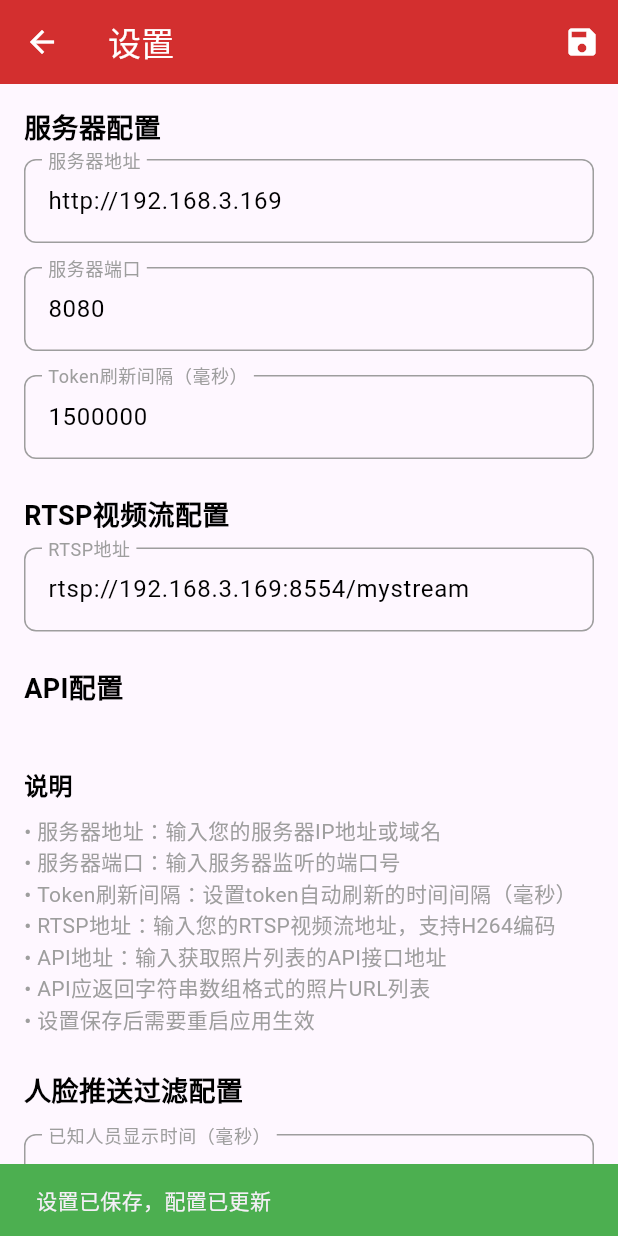
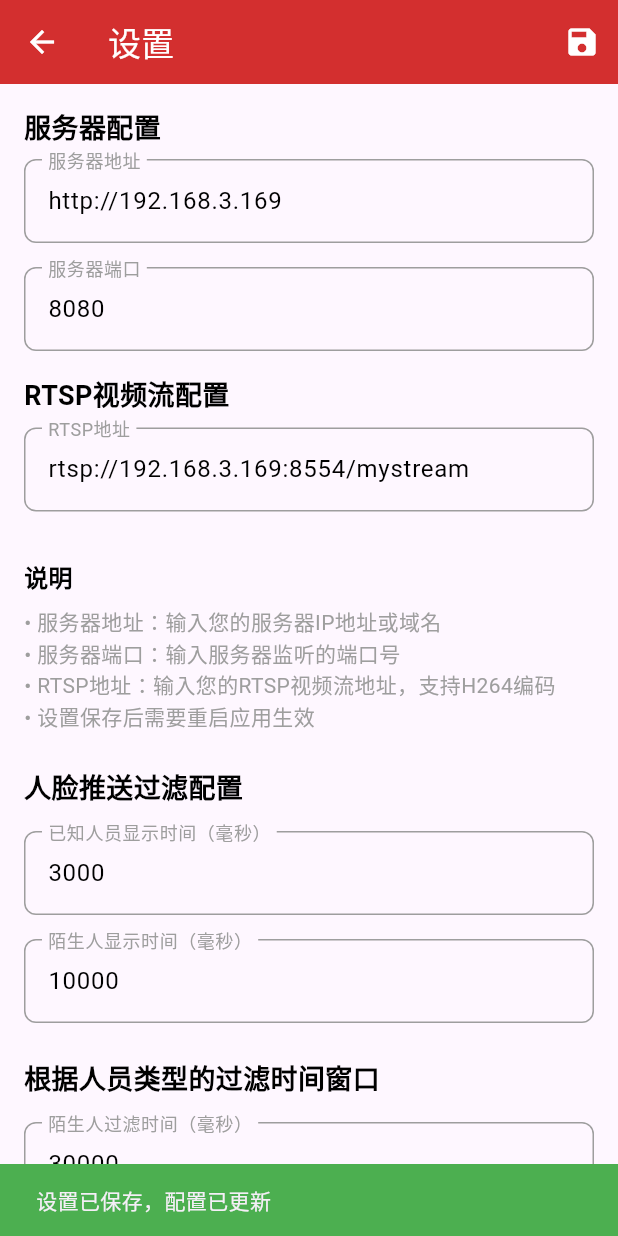
Before and after one commit to hcc0007/rtsp_photo_app, a Flutter app: the SettingsScreen screen opened directly, after a tap on the "save" icon, on a phone screen of 412 x 824 dp. Run offline on Flutter 3.47's test engine with Material 3 defaults, Android fonts, the phone set to English and light mode, and no system bars; our stand-ins replace cached_network_image, connectivity_plus, device_info_plus, dio, package_info_plus, shared_preferences; missing offline and left inert: encrypt, flutter_vlc_player, pointycastle; accounts and stored records are empty.

Commit message:
debug push

```diff
--- a/lib/config/app_config.dart
+++ b/lib/config/app_config.dart
@@ -222,7 +222,6 @@ class AppConfig {
     apiUrl = await getServerUrl();
     apiPort = await getServerPort();
     defaultRtspUrl = await getRtspUrl();
-    tokenRefreshInterval = await getTokenRefreshInterval();
     knownPersonDisplayTime = await getKnownPersonDisplayTime();
     normalPersonDisplayTime = await getNormalPersonDisplayTime();
     knownPersonDisplayTime = await getKnownPersonDisplayTime();
@@ -262,7 +261,6 @@ class AppConfig {
     _logger.info('服务器地址: ${await getServerUrl()}');
     _logger.info('服务器端口: ${await getServerPort()}');
     _logger.info('RTSP地址: ${await getRtspUrl()}');
-    _logger.info('Token刷新间隔: ${await getTokenRefreshInterval()}ms');
     _logger.info('已知人员显示时间: ${await getKnownPersonDisplayTime()}ms');
     _logger.info('陌生人显示时间: ${await getStrangerDisplayTime()}ms');
   }
@@ -363,21 +361,6 @@ class AppConfig {
     } catch (e) {
       _logger.warning('获取RTSP地址失败，使用默认值', e);
       return _default['defaultRtspUrl'];
-    }
-  }
-
-  // 获取用户设置的token刷新间隔
-  static Future<int> getTokenRefreshInterval() async {
-    try {
-      final prefs = await SharedPreferences.getInstance();
-      final value =
-          prefs.getInt(_keyTokenRefreshInterval) ??
-          _default['tokenRefreshInterval'];
-      _logger.fine('获取Token刷新间隔: ${value}ms');
-      return value;
-    } catch (e) {
-      _logger.warning('获取Token刷新间隔失败，使用默认值', e);
-      return _default['tokenRefreshInterval'];
     }
   }
 
@@ -549,18 +532,6 @@ class AppConfig {
       _logger.info('设置RTSP地址: $value');
     } catch (e) {
       _logger.severe('设置RTSP地址失败', e);
-      rethrow;
-    }
-  }
-
-  // 设置Token刷新间隔
-  static Future<void> setTokenRefreshInterval(int value) async {
-    try {
-      final prefs = await SharedPreferences.getInstance();
-      await prefs.setInt(_keyTokenRefreshInterval, value);
-      _logger.info('设置Token刷新间隔: ${value}ms');
-    } catch (e) {
-      _logger.severe('设置Token刷新间隔失败', e);
       rethrow;
     }
   }
--- a/lib/models/person_info.dart
+++ b/lib/models/person_info.dart
@@ -75,7 +75,9 @@ class PersonInfo {
       applet: Applet.fromJson(json['applet'] ?? {}),
     );
   }
+}
 
+class PersonInfoUtils {
   static String getRecordTypeText(String recordType) {
     switch (recordType) {
       case 'portrait_stranger':
--- a/lib/models/push_data.dart
+++ b/lib/models/push_data.dart
@@ -60,7 +60,7 @@ class PushData extends PersonInfo {
     final recordType = json['recordType'] ?? '';
     String name = '';
     if (recordType == 'portrait_stranger') {
-      name = '未知';
+      name = '陌生人';
     } else {
       name =
           json['particular']?['portrait']?['name']?.toString() ??
--- a/lib/screens/home_screen.dart
+++ b/lib/screens/home_screen.dart
@@ -381,6 +381,32 @@ class _HomeScreenState extends State<HomeScreen> {
           );
         },
       ),
+      // Debug模式开关
+      StatefulBuilder(
+        builder: (context, setState) {
+          return Row(
+            children: [
+              const Text('Debug', style: TextStyle(color: Colors.white)),
+              Switch(
+                value: PhotoGallery.debugMode,
+                onChanged: (val) {
+                  setState(() {
+                    PhotoGallery.debugMode = val;
+                  });
+                  ScaffoldMessenger.of(context).showSnackBar(
+                    SnackBar(
+                      content: Text(val ? 'Debug模式已开启' : 'Debug模式已关闭'),
+                      backgroundColor: val ? Colors.green : Colors.grey,
+                    ),
+                  );
+                },
+                activeColor: Colors.green,
+                inactiveThumbColor: Colors.grey,
+              ),
+            ],
+          );
+        },
+      ),
     ];
   }
 }
--- a/lib/screens/settings_screen.dart
+++ b/lib/screens/settings_screen.dart
@@ -17,8 +17,7 @@ class _SettingsScreenState extends State<SettingsScreen> {
   final _serverPortController = TextEditingController();
   // rtsp
   final _rtspController = TextEditingController();
-  // token刷新时间
-  final _tokenRefreshController = TextEditingController();
+
   // 白名单 - 显示在大屏幕的时间
   final _normalPersonDisplayController = TextEditingController();
   // 陌生人 - 显示在大屏幕的时间
@@ -48,7 +47,6 @@ class _SettingsScreenState extends State<SettingsScreen> {
       _serverUrlController.text = AppConfig.apiUrl;
       _serverPortController.text = AppConfig.apiPort;
       _rtspController.text = AppConfig.defaultRtspUrl;
-      _tokenRefreshController.text = AppConfig.tokenRefreshInterval.toString();
       _normalPersonDisplayController.text = AppConfig.knownPersonDisplayTime
           .toString();
       _strangerDisplayController.text = AppConfig.strangerDisplayTime
@@ -76,7 +74,6 @@ class _SettingsScreenState extends State<SettingsScreen> {
     await AppConfig.setServerUrl(_serverUrlController.text);
     await AppConfig.setServerPort(_serverPortController.text);
     await AppConfig.setRtspUrl(_rtspController.text);
-    await AppConfig.setTokenRefreshInterval(int.parse(_tokenRefreshController.text));
     await AppConfig.setKnownPersonDisplayTime(
       int.parse(_normalPersonDisplayController.text),
     );
@@ -193,29 +190,6 @@ class _SettingsScreenState extends State<SettingsScreen> {
               ),
             ),
             const SizedBox(height: 16),
-            TextField(
-              controller: _tokenRefreshController,
-              style: const TextStyle(color: Colors.black),
-              keyboardType: TextInputType.number,
-              decoration: InputDecoration(
-                labelText: 'Token刷新间隔（毫秒）',
-                labelStyle: const TextStyle(color: Colors.grey),
-                hintText: '1500000',
-                hintStyle: const TextStyle(color: Colors.grey),
-                border: OutlineInputBorder(
-                  borderRadius: BorderRadius.circular(8),
-                ),
-                enabledBorder: OutlineInputBorder(
-                  borderRadius: BorderRadius.circular(8),
-                  borderSide: const BorderSide(color: Colors.grey),
-                ),
-                focusedBorder: OutlineInputBorder(
-                  borderRadius: BorderRadius.circular(8),
-                  borderSide: BorderSide(color: Colors.red[400]!),
-                ),
-              ),
-            ),
-            const SizedBox(height: 24),
             const Text(
               'RTSP视频流配置',
               style: TextStyle(
@@ -246,16 +220,6 @@ class _SettingsScreenState extends State<SettingsScreen> {
                 ),
               ),
             ),
-            const SizedBox(height: 24),
-            const Text(
-              'API配置',
-              style: TextStyle(
-                color: Colors.black,
-                fontSize: 18,
-                fontWeight: FontWeight.bold,
-              ),
-            ),
-            const SizedBox(height: 8),
             const SizedBox(height: 32),
             const Text(
               '说明',
@@ -269,10 +233,7 @@ class _SettingsScreenState extends State<SettingsScreen> {
             const Text(
               '• 服务器地址：输入您的服务器IP地址或域名\n'
               '• 服务器端口：输入服务器监听的端口号\n'
-              '• Token刷新间隔：设置token自动刷新的时间间隔（毫秒）\n'
               '• RTSP地址：输入您的RTSP视频流地址，支持H264编码\n'
-              '• API地址：输入获取照片列表的API接口地址\n'
-              '• API应返回字符串数组格式的照片URL列表\n'
               '• 设置保存后需要重启应用生效',
               style: TextStyle(color: Colors.grey, fontSize: 14),
             ),
@@ -452,7 +413,6 @@ class _SettingsScreenState extends State<SettingsScreen> {
     _serverUrlController.dispose();
     _serverPortController.dispose();
     _rtspController.dispose();
-    _tokenRefreshController.dispose();
     _normalPersonDisplayController.dispose();
     _strangerDisplayController.dispose();
     _strangerFilterTimeController.dispose();
--- a/lib/widgets/photo_gallery.dart
+++ b/lib/widgets/photo_gallery.dart
@@ -1,10 +1,11 @@
+import 'dart:convert';
+
 import 'package:flutter/material.dart';
 import 'package:provider/provider.dart';
 import 'package:rtsp_photo_app/models/push_data.dart';
 import '../providers/push_provider.dart';
 import '../services/push_server_service.dart';
 import '../widgets/sense_image.dart';
-import '../config/app_config.dart';
 import 'package:logging/logging.dart';
 import 'dart:async';
 
@@ -14,6 +15,7 @@ const String kRecordTypeStranger = 'portrait_stranger';
 const String kRecordTypeNormal = 'portrait_normal';
 
 class PhotoGallery extends StatefulWidget {
+  static bool debugMode = false;
   const PhotoGallery({super.key});
 
   @override
@@ -21,9 +23,6 @@ class PhotoGallery extends StatefulWidget {
 }
 
 class _PhotoGalleryState extends State<PhotoGallery> {
-  // 调试模式(不过滤)，开发时可以设为 true
-  static const bool _debugMode = false;
-
   // 推送数据流订阅
   StreamSubscription<Map<String, dynamic>>? _pushDataSubscription;
 
@@ -35,7 +34,7 @@ class _PhotoGalleryState extends State<PhotoGallery> {
       final ts = DateTime.now().millisecondsSinceEpoch.toString();
       try {
         _logger.info('[$ts] 人脸推送数据： 开始解析🔍');
-        _logger.info('[$ts] 原始数据: $newData');
+        _logger.info('[$ts] 原始数据: ${jsonEncode(newData)}');
         final pushData = PushData.fromJson(newData);
         _logger.info('[$ts] 人脸推送数据： 解析成功🏅');
         _logger.info(
@@ -49,7 +48,7 @@ class _PhotoGalleryState extends State<PhotoGallery> {
           );
           try {
             // 调试模式：临时禁用过滤
-            if (_debugMode) {
+            if (PhotoGallery.debugMode) {
               Provider.of<PushProvider>(
                 context,
                 listen: false,
@@ -72,7 +71,7 @@ class _PhotoGalleryState extends State<PhotoGallery> {
         _logger.severe('[$ts] 原始数据: $newData');
 
         // 调试模式下显示错误信息
-        if (_debugMode && mounted) {
+        if (PhotoGallery.debugMode && mounted) {
           ScaffoldMessenger.of(context).showSnackBar(
             SnackBar(
               content: Text('数据解析失败: $e'),
@@ -110,7 +109,7 @@ class _PhotoGalleryState extends State<PhotoGallery> {
           final pushDataList = provider.pushData;
 
           // 调试模式：显示调试信息
-          if (_debugMode) {
+          if (PhotoGallery.debugMode) {
             final debugInfo = provider.getDebugInfo();
             print('=== 调试信息 ===');
             print('推送数据数量: ${debugInfo['pushDataCount']}');
@@ -123,9 +122,7 @@ class _PhotoGalleryState extends State<PhotoGallery> {
           }
 
           if (pushDataList.isEmpty) {
-            return _debugMode
-              ? _buildDebugEmptyState(provider)
-              : SizedBox();
+            return PhotoGallery.debugMode ? _buildDebugEmptyState(provider) : SizedBox();
           }
 
           return Container(
@@ -134,7 +131,7 @@ class _PhotoGalleryState extends State<PhotoGallery> {
               crossAxisAlignment: CrossAxisAlignment.start,
               children: [
                 // 调试模式：显示调试按钮
-                if (_debugMode) _buildDebugControls(provider),
+                if (PhotoGallery.debugMode) _buildDebugControls(provider),
 
                 // 白名单区域
                 SizedBox(height: 170, child: _buildWhiteList(pushDataList)),
@@ -211,9 +208,9 @@ class _PhotoGalleryState extends State<PhotoGallery> {
           ElevatedButton(
             onPressed: () {
               provider.clearAllFilters();
-              ScaffoldMessenger.of(context).showSnackBar(
-                SnackBar(content: Text('已清空过滤记录')),
-              );
+              ScaffoldMessenger.of(
+                context,
+              ).showSnackBar(SnackBar(content: Text('已清空过滤记录')));
             },
             child: Text('清空过滤'),
             style: ElevatedButton.styleFrom(
@@ -224,9 +221,9 @@ class _PhotoGalleryState extends State<PhotoGallery> {
           ElevatedButton(
             onPressed: () {
               provider.clearAllData();
-              ScaffoldMessenger.of(context).showSnackBar(
-                SnackBar(content: Text('已清空所有数据')),
-              );
+              ScaffoldMessenger.of(
+                context,
+              ).showSnackBar(SnackBar(content: Text('已清空所有数据')));
             },
             child: Text('清空数据'),
             style: ElevatedButton.styleFrom(
@@ -239,7 +236,9 @@ class _PhotoGalleryState extends State<PhotoGallery> {
               final debugInfo = provider.getDebugInfo();
               ScaffoldMessenger.of(context).showSnackBar(
                 SnackBar(
-                  content: Text('数据: ${debugInfo['pushDataCount']}, 过滤: ${debugInfo['filterRecordCount']}'),
+                  content: Text(
+                    '数据: ${debugInfo['pushDataCount']}, 过滤: ${debugInfo['filterRecordCount']}',
+                  ),
                   duration: Duration(seconds: 2),
                 ),
               );
@@ -257,21 +256,21 @@ class _PhotoGalleryState extends State<PhotoGallery> {
 
   Widget _buildStrangerList(List<PushData> pushDataList) {
     return _buildPersonGrid(
-      pushDataList.where((data) => data.recordType == kRecordTypeStranger).toList(),
+      pushDataList
+          .where((data) => data.recordType == kRecordTypeStranger)
+          .toList(),
     );
   }
 
   Widget _buildWhiteList(List<PushData> pushDataList) {
     return _buildPersonGrid(
-      pushDataList.where((data) => data.recordType == kRecordTypeNormal).toList(),
+      pushDataList
+          .where((data) => data.recordType == kRecordTypeNormal)
+          .toList(),
     );
   }
 
   Widget _buildPersonGrid(List<PushData> dataList) {
-    if (dataList.isEmpty) {
-      return _buildEmptyDataList();
-    }
-
     return GridView.builder(
       padding: EdgeInsets.zero,
       gridDelegate: SliverGridDelegateWithFixedCrossAxisCount(
@@ -284,29 +283,6 @@ class _PhotoGalleryState extends State<PhotoGallery> {
       itemBuilder: (context, index) {
         return FaceCard(pushData: dataList[index]);
       },
-    );
-  }
-
-  Widget _buildEmptyDataList() {
-    return Center(
-      child: Column(
-        mainAxisAlignment: MainAxisAlignment.center,
-        children: [
-          Icon(
-            Icons.people_outline,
-            size: 48,
-            color: Colors.white.withValues(alpha: 0.4),
-          ),
-          const SizedBox(height: 8),
-          Text(
-            '暂无数据',
-            style: TextStyle(
-              color: Colors.white.withValues(alpha: 0.6),
-              fontSize: 14,
-            ),
-          ),
-        ],
-      ),
     );
   }
 }
```
